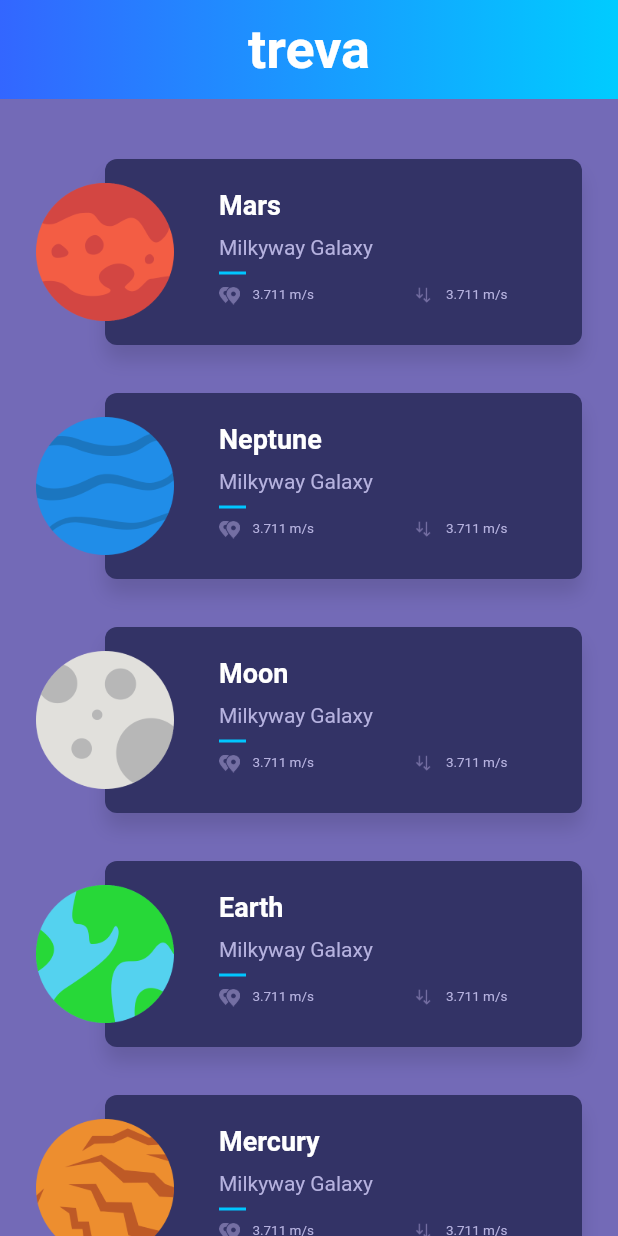
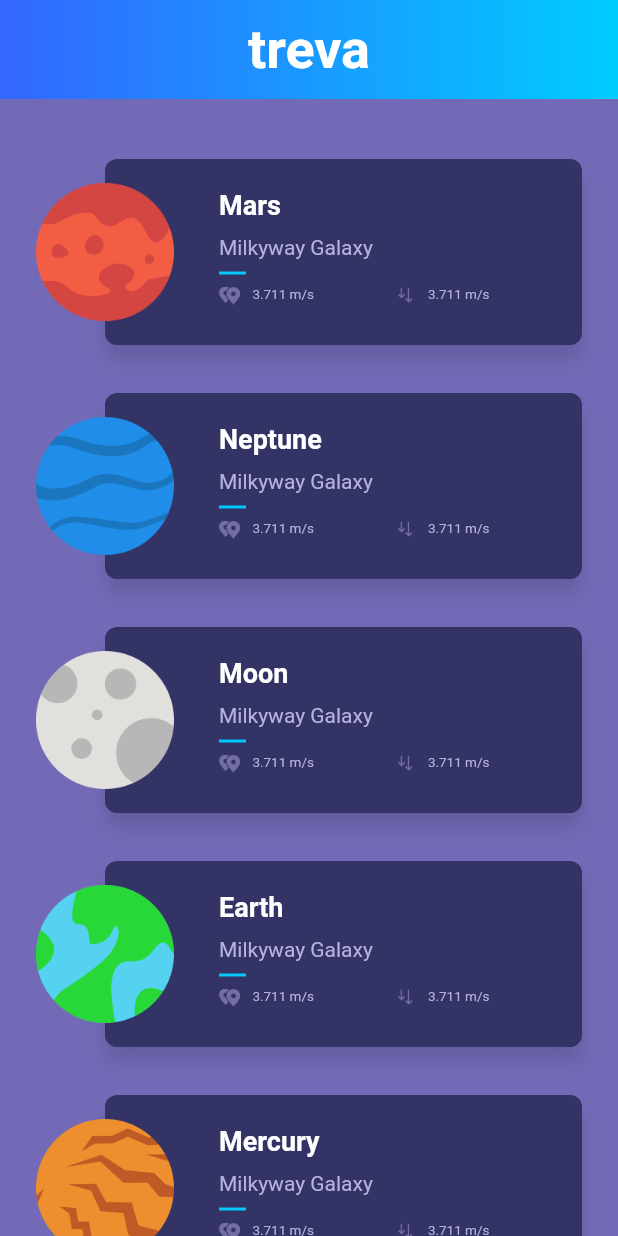
Before and after one commit to briltec/flutter_Planets_tutorial, a Flutter app: the screen it shows after launch, on a phone screen of 412 x 824 dp. Run offline on Flutter 3.47's test engine with Material 2 defaults, Android fonts, the phone set to English and light mode, and no system bars.

Commit message:
fix an issue with overflow

```diff
--- a/lib/ui/common/plannet_summary.dart
+++ b/lib/ui/common/plannet_summary.dart
@@ -69,8 +69,8 @@ class PlanetSummary extends StatelessWidget {
                   image: 'assets/img/ic_distance.png')
 
               ),
-              new Container (
-                width: 32.0,
+              new Container(
+                width: horizontal ? 8.0 : 32.0,
               ),
               new Expanded(
                   flex: horizontal ? 1 : 0,
--- a/lib/ui/home/home_page.dart
+++ b/lib/ui/home/home_page.dart
@@ -1,4 +1,5 @@
 import 'package:flutter/material.dart';
+
 import 'home_page_body.dart';
 
 class HomePage extends StatelessWidget {
```
Also changed, not shown: 1 other file.
